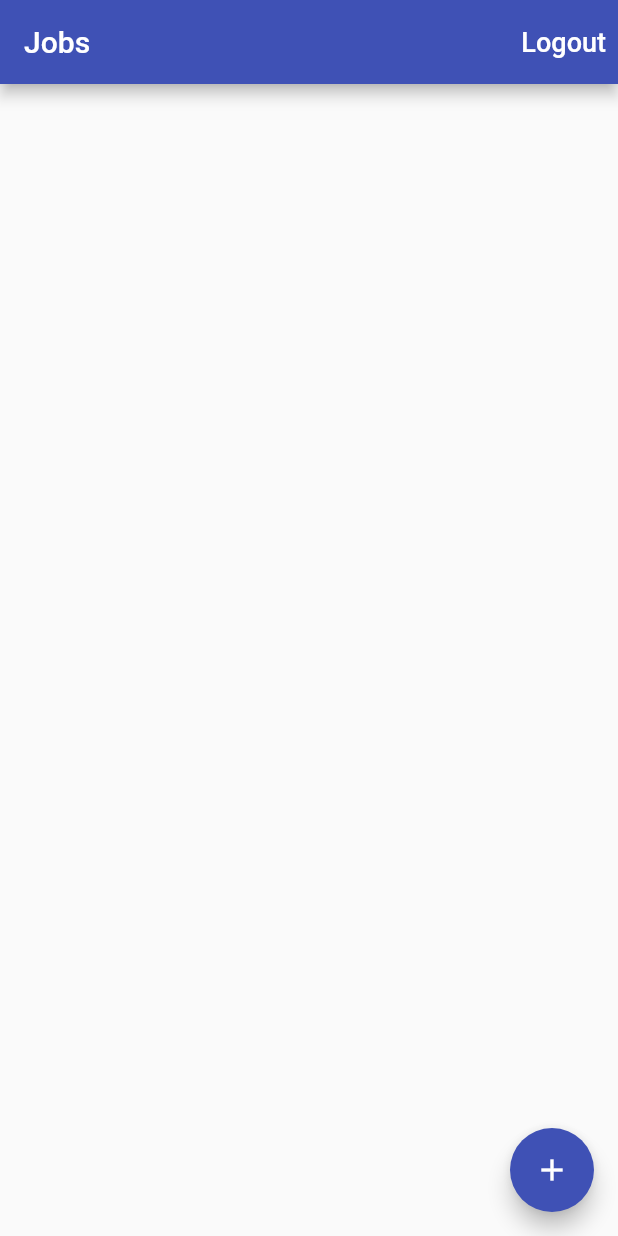
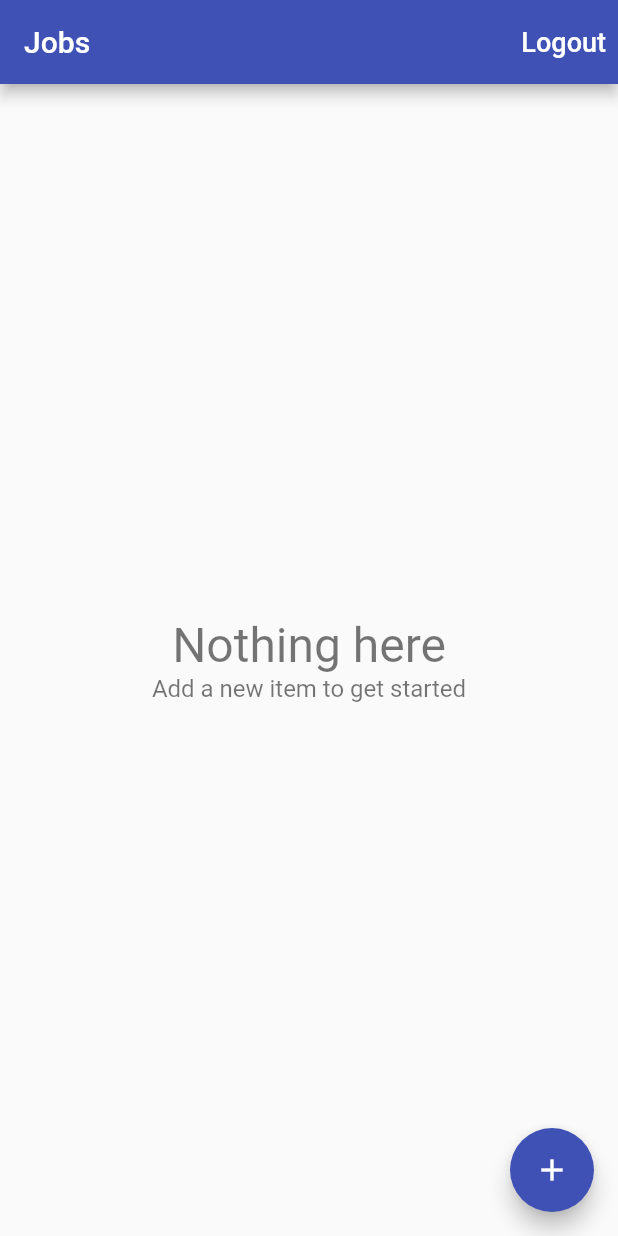
Before and after one commit to chagy/flutter-time-tracker, a Flutter app: the screen it shows once a user with an empty profile is signed in, on a phone screen of 412 x 824 dp. Run offline on Flutter 3.47's test engine with Material 2 defaults, Android fonts, the phone set to English and light mode, and no system bars; our stand-ins replace cloud_firestore, firebase_auth, firebase_core, google_sign_in; missing offline and left inert: flutter_login_facebook; accounts and stored records are empty.

Commit message:
319 Adding swipe

```diff
--- /dev/null
+++ b/lib/app/home/jobs/empty_content.dart
@@ -0,0 +1,31 @@
+import 'package:flutter/material.dart';
+
+class EmptyContent extends StatelessWidget {
+  const EmptyContent(
+      {Key? key,
+      this.title = 'Nothing here',
+      this.message = 'Add a new item to get started'})
+      : super(key: key);
+
+  final String title;
+  final String message;
+
+  @override
+  Widget build(BuildContext context) {
+    return Center(
+      child: Column(
+        mainAxisAlignment: MainAxisAlignment.center,
+        children: [
+          Text(
+            title,
+            style: TextStyle(fontSize: 32.0, color: Colors.black54),
+          ),
+          Text(
+            message,
+            style: TextStyle(fontSize: 16.0, color: Colors.black54),
+          )
+        ],
+      ),
+    );
+  }
+}
--- a/lib/app/home/jobs/jobs_page.dart
+++ b/lib/app/home/jobs/jobs_page.dart
@@ -1,9 +1,12 @@
+import 'package:firebase_core/firebase_core.dart';
 import 'package:flutter/material.dart';
 import 'package:provider/provider.dart';
 import 'package:time_tracker/app/home/jobs/edit_job_page.dart';
 import 'package:time_tracker/app/home/jobs/job_list_tile.dart';
+import 'package:time_tracker/app/home/jobs/list_items_builder.dart';
 import 'package:time_tracker/app/home/models/job.dart';
 import 'package:time_tracker/common_widgets/show_alert_dialog.dart';
+import 'package:time_tracker/common_widgets/show_exception_alert_dialog.dart';
 import 'package:time_tracker/services/auth.dart';
 import 'package:time_tracker/services/database.dart';
 
@@ -27,6 +30,19 @@
     );
     if (didRequestSignOut == true) {
       _signOut(context);
+    }
+  }
+
+  Future<void> _delete(BuildContext context, Job job) async {
+    try {
+      final database = Provider.of<Database>(context, listen: false);
+      await database.deleteJob(job);
+    } on FirebaseException catch (e) {
+      showExceptionAlertDialog(
+        context,
+        title: 'Operation failed',
+        exception: e,
+      );
     }
   }
 
@@ -61,23 +77,19 @@
     return StreamBuilder<List<Job?>>(
       stream: database.jobsStream(),
       builder: (context, snapshot) {
-        if (snapshot.hasData) {
-          final jobs = snapshot.data;
-          final children = jobs!
-              .map((job) => JobListTile(
-                    job: job,
-                    onTap: () => EditJobPage.show(
-                      context,
-                      job: job,
-                    ),
-                  ))
-              .toList();
-          return ListView(children: children);
-        }
-        if (snapshot.hasError) {
-          return Center(child: Text('Some error occurred'));
-        }
-        return Center(child: CircularProgressIndicator());
+        return ListItemsBuilder<Job?>(
+          snapshot: snapshot,
+          itemBuilder: (context, job) => Dismissible(
+            key: Key('job-${job!.id}'),
+            background: Container(color: Colors.red),
+            direction: DismissDirection.endToStart,
+            onDismissed: (direction) => _delete(context, job),
+            child: JobListTile(
+              job: job,
+              onTap: () => EditJobPage.show(context, job: job),
+            ),
+          ),
+        );
       },
     );
   }
--- /dev/null
+++ b/lib/app/home/jobs/list_items_builder.dart
@@ -0,0 +1,48 @@
+import 'package:flutter/cupertino.dart';
+import 'package:flutter/material.dart';
+import 'package:time_tracker/app/home/jobs/empty_content.dart';
+
+typedef ItemWidgetBuilder<T> = Widget Function(BuildContext context, T item);
+
+class ListItemsBuilder<T> extends StatelessWidget {
+  const ListItemsBuilder({
+    Key? key,
+    required this.snapshot,
+    required this.itemBuilder,
+  }) : super(key: key);
+
+  final AsyncSnapshot<List<T>> snapshot;
+  final ItemWidgetBuilder<T> itemBuilder;
+
+  @override
+  Widget build(BuildContext context) {
+    if (snapshot.hasData) {
+      final List<T>? items = snapshot.data;
+      if (items!.isNotEmpty) {
+        return _buildList(items);
+      } else {
+        return EmptyContent();
+      }
+    } else if (snapshot.hasError) {
+      return EmptyContent(
+        title: 'Something went wrong',
+        message: 'Can\'t load items right now',
+      );
+    }
+
+    return Center(child: CircularProgressIndicator());
+  }
+
+  Widget _buildList(List<T> items) {
+    return ListView.separated(
+      itemCount: items.length,
+      separatorBuilder: (context, index) => Divider(height: 0.5),
+      itemBuilder: (context, index) {
+        if (index == 0 || index == items.length + 1) {
+          return Container();
+        }
+        return itemBuilder(context, items[index - 1]);
+      },
+    );
+  }
+}
--- a/lib/services/database.dart
+++ b/lib/services/database.dart
@@ -3,6 +3,7 @@
 import 'package:time_tracker/services/firestore_service.dart';
 
 abstract class Database {
+  Future<void> deleteJob(Job job);
   Future<void> setJob(Job job);
   Stream<List<Job?>> jobsStream();
 }
@@ -20,6 +21,10 @@
         data: job.toMap(),
       );
 
+  Future<void> deleteJob(Job job) => _service.deleteData(
+        path: APIPath.job(uid, job.id),
+      );
+
   Stream<List<Job?>> jobsStream() => _service.collectionStream(
         path: APIPath.jobs(uid),
         builder: (data, documentId) => Job.fromMap(data, documentId),
```
Also changed, not shown: lib/services/firestore_service.dart (+11 -3 lines).
